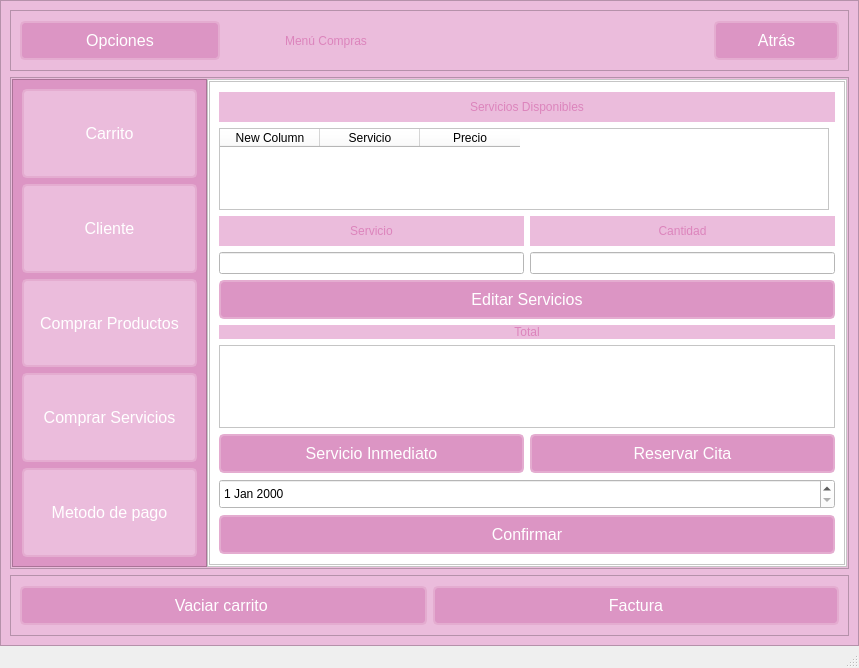
First picture: the form in GUI/ui/Caja.ui, repository C-Sebastian-M/GLAM_MAKEUP_STORE, before the edit.
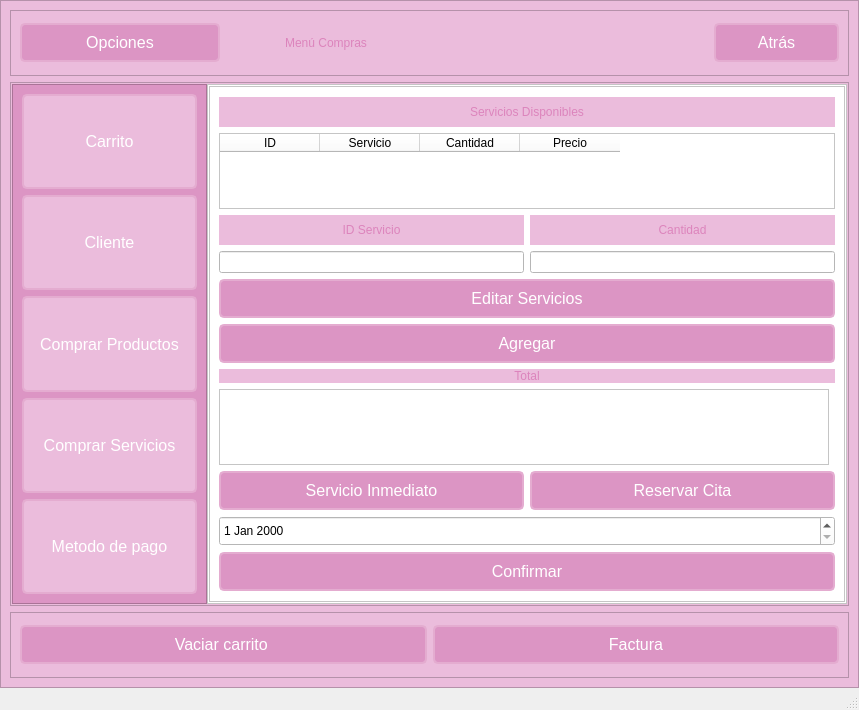
Second picture: the form after the edit. The open tabs and pages were chosen to show the change. Icons and pictures are not drawn.

Commit message: Caja arreglada

```diff
--- a/GUI/ui/Caja.ui
+++ b/GUI/ui/Caja.ui
@@ -7,7 +7,7 @@
     <x>0</x>
     <y>0</y>
     <width>859</width>
-    <height>668</height>
+    <height>710</height>
    </rect>
   </property>
   <property name="windowTitle">
@@ -886,65 +886,13 @@
                       </property>
                      </widget>
                     </item>
-                    <item row="4" column="0" colspan="2">
-                     <widget class="QLabel" name="TotalServicios">
-                      <property name="text">
-                       <string>Total</string>
-                      </property>
-                      <property name="alignment">
-                       <set>Qt::AlignCenter</set>
-                      </property>
-                     </widget>
-                    </item>
-                    <item row="6" column="0" colspan="2">
-                     <layout class="QHBoxLayout" name="horizontalLayout_4">
-                      <item>
-                       <widget class="QPushButton" name="Fast">
-                        <property name="text">
-                         <string>Servicio Inmediato</string>
-                        </property>
-                       </widget>
-                      </item>
-                      <item>
-                       <widget class="QPushButton" name="Reserva">
-                        <property name="text">
-                         <string>Reservar Cita</string>
-                        </property>
-                       </widget>
-                      </item>
-                     </layout>
-                    </item>
                     <item row="5" column="0" colspan="2">
-                     <widget class="QTableView" name="viewtotal">
-                      <property name="minimumSize">
-                       <size>
-                        <width>0</width>
-                        <height>65</height>
-                       </size>
-                      </property>
-                     </widget>
-                    </item>
-                    <item row="3" column="0" colspan="2">
-                     <widget class="QPushButton" name="EditarServ">
+                     <widget class="QLabel" name="TotalServicios">
                       <property name="text">
-                       <string>Editar Servicios</string>
+                       <string>Total</string>
                       </property>
-                     </widget>
-                    </item>
-                    <item row="8" column="0" colspan="2">
-                     <widget class="QPushButton" name="ConfirmarServicios">
-                      <property name="text">
-                       <string>Confirmar</string>
-                      </property>
-                     </widget>
-                    </item>
-                    <item row="7" column="0" colspan="2">
-                     <widget class="QDateEdit" name="Fecha">
-                      <property name="minimumSize">
-                       <size>
-                        <width>0</width>
-                        <height>30</height>
-                       </size>
+                      <property name="alignment">
+                       <set>Qt::AlignCenter</set>
                       </property>
                      </widget>
                     </item>
@@ -959,7 +907,7 @@
                          </size>
                         </property>
                         <property name="text">
-                         <string>Servicio</string>
+                         <string>ID Servicio</string>
                         </property>
                         <property name="alignment">
                          <set>Qt::AlignCenter</set>
@@ -990,11 +938,18 @@
                       </item>
                      </layout>
                     </item>
-                    <item row="1" column="0">
-                     <widget class="QTableWidget" name="tableWidget">
+                    <item row="4" column="0" colspan="2">
+                     <widget class="QPushButton" name="AggServicios">
+                      <property name="text">
+                       <string>Agregar</string>
+                      </property>
+                     </widget>
+                    </item>
+                    <item row="1" column="0" colspan="2">
+                     <widget class="QTableWidget" name="TablaServicios">
                       <column>
                        <property name="text">
-                        <string>New Column</string>
+                        <string>ID</string>
                        </property>
                       </column>
                       <column>
@@ -1002,6 +957,11 @@
                         <string>Servicio</string>
                        </property>
                       </column>
+                      <column>
+                       <property name="text">
+                        <string>Cantidad</string>
+                       </property>
+                      </column>
                       <column>
                        <property name="text">
                         <string>Precio</string>
@@ -1009,6 +969,51 @@
                       </column>
                      </widget>
                     </item>
+                    <item row="9" column="0" colspan="2">
+                     <widget class="QPushButton" name="ConfirmarServicios">
+                      <property name="text">
+                       <string>Confirmar</string>
+                      </property>
+                     </widget>
+                    </item>
+                    <item row="3" column="0" colspan="2">
+                     <widget class="QPushButton" name="EditarServ">
+                      <property name="text">
+                       <string>Editar Servicios</string>
+                      </property>
+                     </widget>
+                    </item>
+                    <item row="8" column="0" colspan="2">
+                     <widget class="QDateEdit" name="Fecha">
+                      <property name="minimumSize">
+                       <size>
+                        <width>0</width>
+                        <height>30</height>
+                       </size>
+                      </property>
+                     </widget>
+                    </item>
+                    <item row="7" column="0" colspan="2">
+                     <layout class="QHBoxLayout" name="horizontalLayout_4">
+                      <item>
+                       <widget class="QPushButton" name="Fast">
+                        <property name="text">
+                         <string>Servicio Inmediato</string>
+                        </property>
+                       </widget>
+                      </item>
+                      <item>
+                       <widget class="QPushButton" name="Reserva">
+                        <property name="text">
+                         <string>Reservar Cita</string>
+                        </property>
+                       </widget>
+                      </item>
+                     </layout>
+                    </item>
+                    <item row="6" column="0">
+                     <widget class="QTableWidget" name="TablaTotalSer"/>
+                    </item>
                    </layout>
                   </widget>
                   <widget class="QWidget" name="Carrito_4">
```
Left out of the diff: 101 changed lines with no effect on the pictures. The commit also changes 4 other files.
